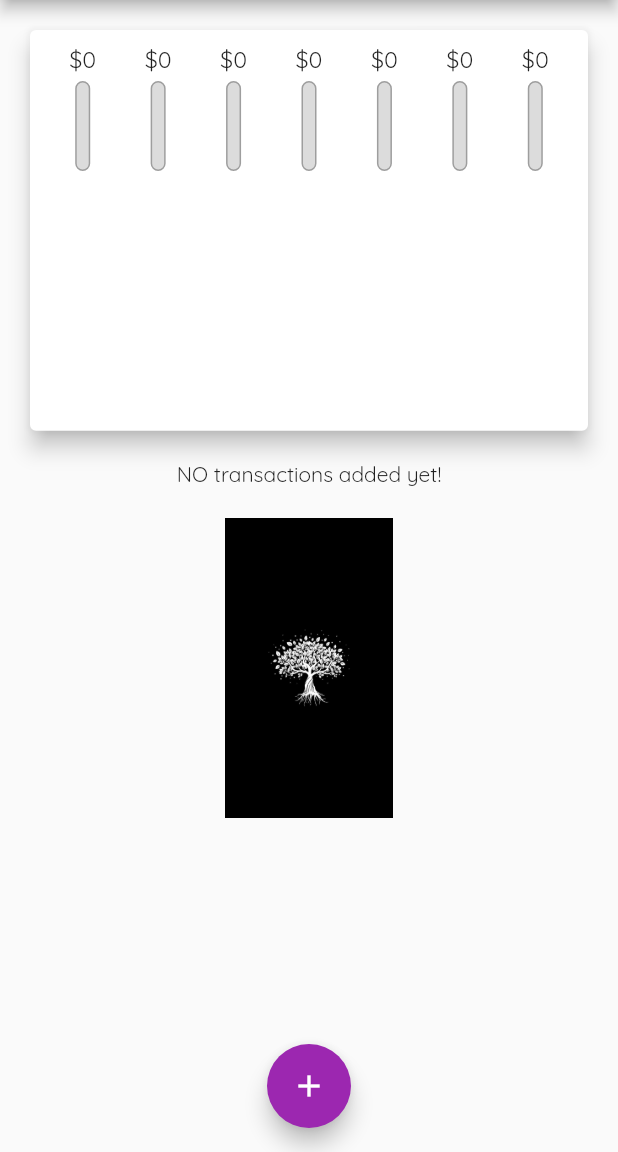
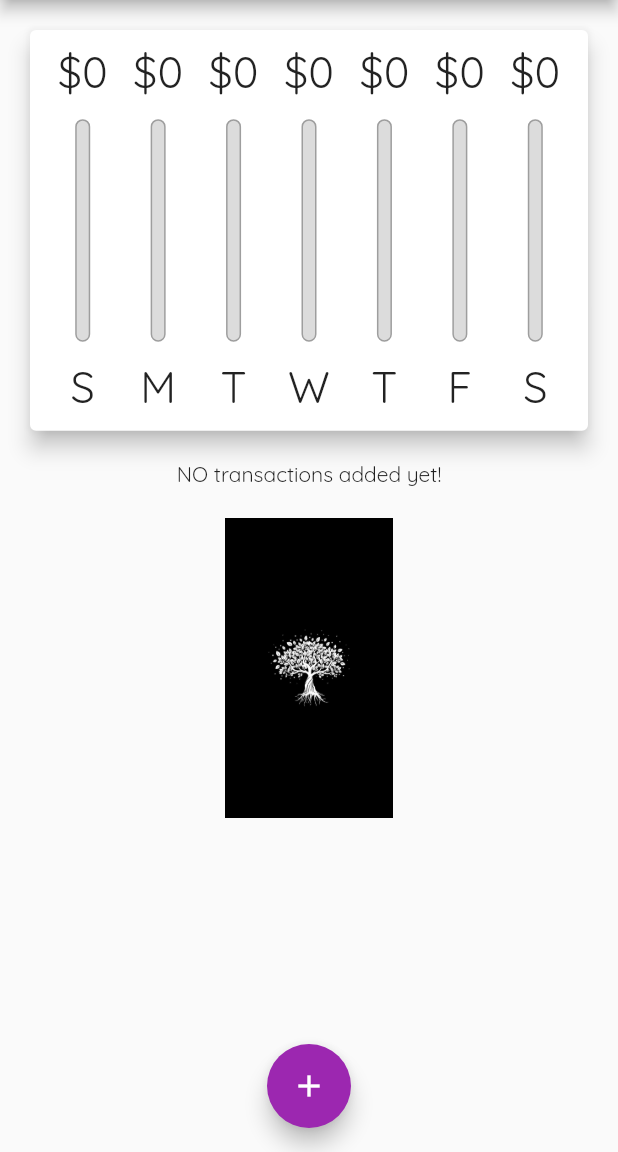
Before and after one commit to utsav1103/flutter-rental-app, a Flutter app: the screen it shows after launch, on a phone screen of 412 x 824 dp, the part 84-1236 px from its top. Run offline on Flutter 3.47's test engine with Material 2 defaults, Android fonts, the phone set to English and light mode, and no system bars; Roboto replaces fonts that are missing ((OpenSans)).

Commit message:
using the layout builder

```diff
--- a/lib/main.dart
+++ b/lib/main.dart
@@ -117,7 +117,7 @@ class _MyHomePageState extends State<MyHomePage> {
             child: Chart(_recentTransactions),
             ),
             Container(
-              height: (MediaQuery.of(context).size.height - appBar.preferredSize.height - MediaQuery.of(context).padding.top) * 0.6,
+              height: (MediaQuery.of(context).size.height - appBar.preferredSize.height - MediaQuery.of(context).padding.top) * 0.7,
               child: TransactionList(_userTransactions, _deleteTransaction)),
           ],
         ),
--- a/lib/widgets/chart_bar.dart
+++ b/lib/widgets/chart_bar.dart
@@ -1,7 +1,6 @@
 import 'package:flutter/material.dart';
 
 class ChartBar extends StatelessWidget {
-
   final String label;
   final double spendingAmount;
   final double spendingPctOfTotal;
@@ -10,26 +9,36 @@ class ChartBar extends StatelessWidget {
 
   @override
   Widget build(BuildContext context) {
-    return Column(children: <Widget>[
+    return LayoutBuilder(
+      builder: (ctx, constraints) {
+        return Column(
+          children: <Widget>[
             Container(
-        height: 20,
-        child: FittedBox(child: Text('\$${spendingAmount.toStringAsFixed(0)}'),
+              height: constraints.maxHeight * 0.15,
+              child: FittedBox(
+                child: Text('\$${spendingAmount.toStringAsFixed(0)}'),
               ),
             ),
             SizedBox(
-        height: 4,
+              height: constraints.maxHeight * 0.05,
             ),
             Container(
-        height: 60,
+              height: constraints.maxHeight * 0.6,
               width: 10,
-        child: Stack(children: <Widget>[
-          Container(decoration: BoxDecoration(border: Border.all( color: Colors.grey, width: 1.0),
+              child: Stack(
+                children: <Widget>[
+                  Container(
+                    decoration: BoxDecoration(
+                      border: Border.all(color: Colors.grey, width: 1.0),
                       color: Color.fromRGBO(220, 220, 220, 1),
                       borderRadius: BorderRadius.circular(10),
                     ),
                   ),
-          FractionallySizedBox(heightFactor: spendingPctOfTotal ,
-          child: Container(decoration: BoxDecoration(color: Color.fromARGB(255, 225, 130, 241),
+                  FractionallySizedBox(
+                    heightFactor: spendingPctOfTotal,
+                    child: Container(
+                      decoration: BoxDecoration(
+                        color: Color.fromARGB(255, 225, 130, 241),
                         borderRadius: BorderRadius.circular(10),
                       ),
                     ),
@@ -38,9 +47,15 @@ class ChartBar extends StatelessWidget {
               ),
             ),
             SizedBox(
-        height: 4,
-      )
+              height: constraints.maxHeight * 0.05,
+            ),
+            Container(height: constraints.maxHeight * 0.15,child: FittedBox(
+              child: Text(label),
+              ),
+            ),
           ],
+        );
+      },
     );
   }
 }
```
Lines whose indentation alone changed are shown as unchanged.
